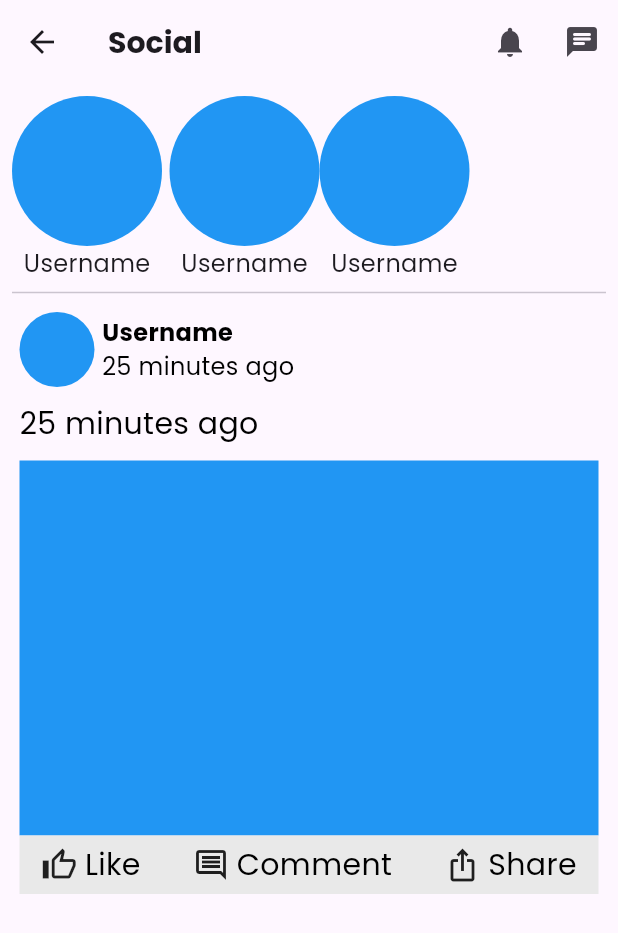
After one commit to WeiHen01/PSM_MobileApp_Flutter, a Flutter app: the screen it shows after launch, after a tap on "Go to Login", after a tap on "Go to Home Page", after a tap on "Social", on a phone screen of 412 x 824 dp. The commit adds this screen. Shown: the top 933 px of the screen. Run offline on Flutter 3.47's test engine with Material 3 defaults, Android fonts, the phone set to English and light mode, and no system bars; our stand-ins replace google_fonts.

Commit message:
User Social Chat

```diff
--- /dev/null
+++ b/psm_b032110201_mobileapp_flutter/lib/Login Menu.dart
@@ -0,0 +1,74 @@
+import 'package:flutter/cupertino.dart';
+import 'package:flutter/material.dart';
+import 'package:flutter/widgets.dart';
+import 'package:google_fonts/google_fonts.dart';
+import 'package:psm_b032110201_mobileapp_flutter/User/Home.dart';
+import 'package:psm_b032110201_mobileapp_flutter/main.dart';
+
+class LoginMenu extends StatelessWidget {
+  const LoginMenu({super.key});
+
+  @override
+  Widget build(BuildContext context) {
+    return Scaffold(
+      body: Container(
+        width: MediaQuery.of(context).size.width,
+        padding: EdgeInsets.all(15.0),
+        decoration: BoxDecoration(
+          gradient: LinearGradient(
+            colors: [
+              Colors.red, Colors.indigo.shade400
+            ]
+          )
+        ),
+        child: Center(
+          child: Column(
+            mainAxisAlignment: MainAxisAlignment.center,
+            children: [
+              Text("Are you a?", style: GoogleFonts.poppins(
+                color: Colors.white, fontSize: 25
+              )),
+
+              const SizedBox(height: 15.0),
+
+              Expanded(
+                child: GridView.count(
+                  crossAxisCount: 2,
+                  crossAxisSpacing: 10,
+                  mainAxisSpacing: 10,
+                  children: [
+                    GestureDetector(
+                      onTap: () => Navigator.pushReplacement(
+                        context, MaterialPageRoute(
+                          builder: (context) => UserHomePage()
+                        )
+                      ),
+                      child: Container(
+                        padding: const EdgeInsets.all(8),
+                        color: Colors.teal[100],
+                        child: const Text("Go to Home Page"),
+                      ),
+                    ),
+                    GestureDetector(
+                      onTap: () => Navigator.pushReplacement(
+                        context, MaterialPageRoute(
+                          builder: (context) => SplashScreen()
+                        )
+                      ),
+                      child: Container(
+                        padding: const EdgeInsets.all(8),
+                        color: Colors.teal[200],
+                        child: const Text('Back'),
+                      ),
+                    ),
+                  ]
+                ),
+              )
+
+            ],
+          ),
+        )
+      )
+    );
+  }
+}
--- a/psm_b032110201_mobileapp_flutter/lib/User/Home.dart
+++ b/psm_b032110201_mobileapp_flutter/lib/User/Home.dart
@@ -1,4 +1,8 @@
+import 'package:flutter/cupertino.dart';
 import 'package:flutter/material.dart';
+import 'package:flutter/widgets.dart';
+import 'package:google_fonts/google_fonts.dart';
+import 'package:psm_b032110201_mobileapp_flutter/User/Social%20Chat/Social%20Home.dart';
 
 class UserHomePage extends StatefulWidget {
   const UserHomePage({super.key});
@@ -10,6 +14,169 @@ class UserHomePage extends StatefulWidget {
 class _UserHomePageState extends State<UserHomePage> {
   @override
   Widget build(BuildContext context) {
-    return const Placeholder();
+    return Scaffold(
+      appBar: AppBar(
+
+        /**
+         * Sidebar
+         */
+        leading: IconButton(
+          onPressed: (){},
+          icon: Icon(Icons.menu)
+        ),
+
+        /**
+         * Application Logo
+         */
+        title: Row(
+          children: [
+            Text("Epi", style: GoogleFonts.arbutus(
+              color: Color(0xffC12126),
+             )
+            ),
+
+            Text("Health", style: GoogleFonts.arbutus(
+              color: Color(0xff1000FF),
+             )
+            ),
+          ],
+        ),
+
+        /**
+         * Notification button
+         */
+        actions: [
+          IconButton(
+            onPressed: (){},
+            icon: Icon(Icons.notifications_outlined)
+          )
+        ],
+      ),
+
+      body: Container(
+        padding: EdgeInsets.all(15),
+        child: Column(
+          children: [
+
+            Row(
+              crossAxisAlignment: CrossAxisAlignment.start,
+              children: [
+                Container(
+                  // 50% of the screen
+                  width: MediaQuery.of(context).size.width * 0.16,
+                  height: MediaQuery.of(context).size.height * 0.08,
+                  decoration: const BoxDecoration(
+                    color: Colors.amber
+                  ),
+                ),
+
+                const SizedBox(width: 8.0,),
+
+                Column(
+                  mainAxisAlignment: MainAxisAlignment.spaceEvenly,
+                  crossAxisAlignment: CrossAxisAlignment.start,
+                  children: [
+                    Text("Welcome back!", style: GoogleFonts.poppins(
+                        fontSize: 15.0,
+                      )
+                    ),
+
+                    Text("NG WEI HEN", style: GoogleFonts.poppins(
+                        fontSize: 25.0, fontWeight: FontWeight.bold
+                      )
+                    ),
+                  ],
+                ),
+
+              ],
+            ),
+
+            Divider(),
+
+            SizedBox(height: 15.0),
+
+            Expanded(
+              child: GridView.count(
+                crossAxisSpacing: 10,
+                mainAxisSpacing: 10,
+                crossAxisCount: 2,
+                children: [
+                  InkWell(
+                    onTap: (){},
+                    child: Container(
+                      padding: const EdgeInsets.all(8),
+                      color: Colors.teal[100],
+                      child: const Text("Body Status"),
+                    ),
+                  ),
+                  GestureDetector(
+                    onTap: () => Navigator.push(
+                      context, MaterialPageRoute(
+                        builder: (context) => SocialHome()
+                      )
+                    ),
+                    child: Container(
+                      padding: const EdgeInsets.all(8),
+                      color: Colors.teal[200],
+                      child: const Text('Social'),
+                    ),
+                  ),
+                  GestureDetector(
+                    onTap: (){},
+                    child: Container(
+                      padding: const EdgeInsets.all(8),
+                      color: Colors.teal[300],
+                      child: const Text('Chat with AI'),
+                    ),
+                  ),
+                  GestureDetector(
+                    onTap: (){},
+                    child: Container(
+                      padding: const EdgeInsets.all(8),
+                      color: Colors.teal[400],
+                      child: const Text('Emergency Call'),
+                    ),
+                  )
+                ],
+              ),
+            ),
+
+            SizedBox(height: 20.0),
+
+            InkWell(
+              onTap:(){},
+              child: Container(
+                padding: const EdgeInsets.all(8),
+                width: MediaQuery.of(context).size.width,
+                decoration: const BoxDecoration(
+                  color: Color(0xFFCA0202),
+                  borderRadius: BorderRadius.all(Radius.circular(8.0)),
+                ),
+                child: Center(
+                  child: Row(
+                    mainAxisAlignment: MainAxisAlignment.center,
+                    children: [
+                      Icon(Icons.logout, color: Colors.white,),
+
+                      const SizedBox(width: 5.0),
+
+                      Text("Log out", style: GoogleFonts.poppins(
+                         color: Colors.white,
+                         fontSize: 20.0,
+                         fontWeight: FontWeight.bold
+                       )
+                      ),
+                    ],
+                  ),
+                ),
+              ),
+            ),
+
+
+          ],
+        ),
+
+      )
+    );
   }
 }
--- /dev/null
+++ b/psm_b032110201_mobileapp_flutter/lib/User/Social Chat/Other User Profile.dart
@@ -0,0 +1,15 @@
+import 'package:flutter/material.dart';
+
+class OtherUserProfile extends StatefulWidget {
+  const OtherUserProfile({super.key});
+
+  @override
+  State<OtherUserProfile> createState() => _OtherUserProfileState();
+}
+
+class _OtherUserProfileState extends State<OtherUserProfile> {
+  @override
+  Widget build(BuildContext context) {
+    return const Scaffold();
+  }
+}
--- /dev/null
+++ b/psm_b032110201_mobileapp_flutter/lib/User/Social Chat/Social Home.dart
@@ -0,0 +1,288 @@
+import 'package:flutter/cupertino.dart';
+import 'package:flutter/material.dart';
+import 'package:flutter/widgets.dart';
+import 'package:google_fonts/google_fonts.dart';
+import 'package:psm_b032110201_mobileapp_flutter/User/Social%20Chat/Other%20User%20Profile.dart';
+
+// Social Homepage
+
+class SocialHome extends StatefulWidget {
+  const SocialHome({super.key});
+
+  @override
+  State<SocialHome> createState() => _SocialHomeState();
+}
+
+class _SocialHomeState extends State<SocialHome> {
+  @override
+  Widget build(BuildContext context) {
+    return Scaffold(
+      appBar: AppBar(
+
+        title: Text("Social", style: GoogleFonts.poppins(
+          fontWeight: FontWeight.bold,
+          fontSize: 20.0
+        ),),
+
+        actions: [
+
+          // Notifications
+          IconButton(
+            onPressed: (){},
+            icon: const Icon(Icons.notifications)
+          ),
+
+          // Chat button
+          IconButton(
+            onPressed: (){},
+            icon: const Icon(Icons.chat_rounded)
+          ),
+        ],
+
+      ),
+
+      body: Container(
+        padding: const EdgeInsets.all(8.0),
+        child: Column(
+          children: [
+
+            /**
+             * User Story Start
+             */
+            Row(
+              children: [
+                Column(
+                  children: [
+                    Container(
+                      width: 100,
+                      height: 100,
+                      decoration: const BoxDecoration(
+                        shape: BoxShape.circle,
+                        color: Colors.blue,
+                      ),
+                    ),
+
+                    Text("Username", style: GoogleFonts.poppins(
+                      fontSize: 16.0
+                    ),),
+                  ],
+                ),
+
+                const SizedBox(width: 5.0),
+
+                Column(
+                  children: [
+                    Container(
+                      width: 100,
+                      height: 100,
+                      decoration: const BoxDecoration(
+                        shape: BoxShape.circle,
+                        color: Colors.blue,
+                      ),
+                    ),
+
+                    Text("Username", style: GoogleFonts.poppins(
+                      fontSize: 16.0
+                    ),),
+                  ],
+                ),
+
+                Column(
+                  children: [
+                    Container(
+                      width: 100,
+                      height: 100,
+                      decoration: const BoxDecoration(
+                        shape: BoxShape.circle,
+                        color: Colors.blue,
+                      ),
+                    ),
+
+                    Text("Username", style: GoogleFonts.poppins(
+                      fontSize: 16.0
+                    ),),
+                  ],
+                ),
+              ],
+            ),
+
+            // User Story Ends
+
+            const Divider(),
+
+            /**
+             * USER POST
+             */
+            Container(
+              padding: const EdgeInsets.all(5.0),
+              child: Column(
+                crossAxisAlignment: CrossAxisAlignment.start,
+                children: [
+                  Row(
+                    children: [
+
+                      /**
+                       * User Profile Image
+                       */
+
+                      Container(
+                        width: 50,
+                        height: 50,
+                        decoration: const BoxDecoration(
+                          shape: BoxShape.circle,
+                          color: Colors.blue,
+                        ),
+                      ),
+
+                      const SizedBox(width: 5.0),
+
+                      /**
+                       * Username with post upload timestamp
+                       */
+                      Column(
+                        crossAxisAlignment: CrossAxisAlignment.start,
+                        children: [
+                          GestureDetector(
+                            onTap: (){
+                              Navigator.push(
+                                context, MaterialPageRoute(
+                                  builder: (context) => const OtherUserProfile()
+                                )
+                              );
+                            },
+                            child: Text("Username", style: GoogleFonts.poppins(
+                                fontSize: 16.0, fontWeight: FontWeight.bold,
+                                color: Colors.black
+                              ),
+                            ),
+                          ),
+
+                          Text("25 minutes ago", style: GoogleFonts.poppins(
+                              fontSize: 16.0,
+                              color: Colors.black
+                            ),
+                          ),
+
+
+                        ],
+                      ),
+                    ],
+                  ),
+
+                  const SizedBox(height: 10.0),
+
+                  /**
+                   * User Post Description
+                   */
+                  Text("25 minutes ago", style: GoogleFonts.poppins(
+                      fontSize: 20.0,
+                      color: Colors.black
+                    ), textAlign: TextAlign.justify,
+                  ),
+                  // User Post Image Ends
+
+                  const SizedBox(height: 10.0),
+
+                  /**
+                   * User Post Image
+                   */
+                  Container(
+                    width: MediaQuery.of(context).size.width,
+                    height: 250,
+                    decoration: const BoxDecoration(
+                      shape: BoxShape.rectangle,
+                      color: Colors.blue,
+                    ),
+                  ),
+                  // User Post Image Ends
+
+
+                  /**
+                   * Like, Comment and Share Button
+                   */
+                  Container(
+                    padding: const EdgeInsets.all(5.0),
+                    color: Color.fromARGB(255, 233, 233, 233),
+                    child: Row(
+                      mainAxisAlignment: MainAxisAlignment.spaceEvenly,
+                      children: [
+
+                        GestureDetector(
+                          onTap: (){},
+                          child: Row(
+                            children: [
+                              const Icon(Icons.thumb_up_outlined),
+
+                              const SizedBox(width: 5.0),
+
+                              Text("Like", style: GoogleFonts.poppins(
+                                  fontSize: 20.0,
+                                  color: Colors.black,
+                                ), textAlign: TextAlign.justify,
+                              ),
+
+                            ],
+                          )
+                        ),
+
+                        const VerticalDivider(
+                          color: Color(0xFF555555),
+                        ),
+
+                        GestureDetector(
+                          onTap: (){},
+                          child: Row(
+                            children: [
+                              const Icon(Icons.comment_outlined),
+
+                              const SizedBox(width: 5.0),
+
+                              Text("Comment", style: GoogleFonts.poppins(
+                                  fontSize: 20.0,
+                                  color: Colors.black,
+                                ), textAlign: TextAlign.justify,
+                              ),
+
+                            ],
+                          )
+                        ),
+
+                        const VerticalDivider(
+                          color: Color(0xFF555555),
+                        ),
+
+                        GestureDetector(
+                          onTap: (){},
+                          child: Row(
+                            children: [
+                              const Icon(Icons.ios_share),
+
+                              const SizedBox(width: 5.0),
+
+                              Text("Share", style: GoogleFonts.poppins(
+                                  fontSize: 20.0,
+                                  color: Colors.black,
+                                ), textAlign: TextAlign.justify,
+                              ),
+
+                            ],
+                          )
+                        ),
+                      ],
+                    ),
+                  ),
+                  // Like, Comment and Share Button Ends
+
+
+                ],
+              ),
+            )
+
+
+          ],
+
+        ),
+      ),
+    );
+  }
+}
--- a/psm_b032110201_mobileapp_flutter/lib/main.dart
+++ b/psm_b032110201_mobileapp_flutter/lib/main.dart
@@ -1,5 +1,7 @@
 import 'package:flutter/material.dart';
+import 'package:flutter/widgets.dart';
 import 'package:google_fonts/google_fonts.dart';
+import 'package:psm_b032110201_mobileapp_flutter/Login%20Menu.dart';
 
 void main() {
   runApp(const MyApp());
@@ -29,6 +31,8 @@ class SplashScreen extends StatelessWidget {
   Widget build(BuildContext context) {
     return Scaffold(
       body: Container(
+        padding: EdgeInsets.all(15.0),
+        width: MediaQuery.of(context).size.width,
         decoration: BoxDecoration(
           gradient: LinearGradient(
             colors: [
@@ -37,12 +41,24 @@ class SplashScreen extends StatelessWidget {
           )
         ),
         child: Column(
+          mainAxisAlignment: MainAxisAlignment.center,
           children: [
             Text("Hello", style: GoogleFonts.poppins(
-
-            )),
+              color: Colors.white, fontSize: 30,
+              fontWeight: FontWeight.bold,
+            ),),
 
             const SizedBox(height: 10.0),
+
+            ElevatedButton(
+              child: Text("Go to Login",),
+              onPressed: () => Navigator.pushReplacement(context, MaterialPageRoute(
+                  builder: (context) => LoginMenu()
+                )
+              )
+            ),
+
+
           ],
         ),
       ),
```
